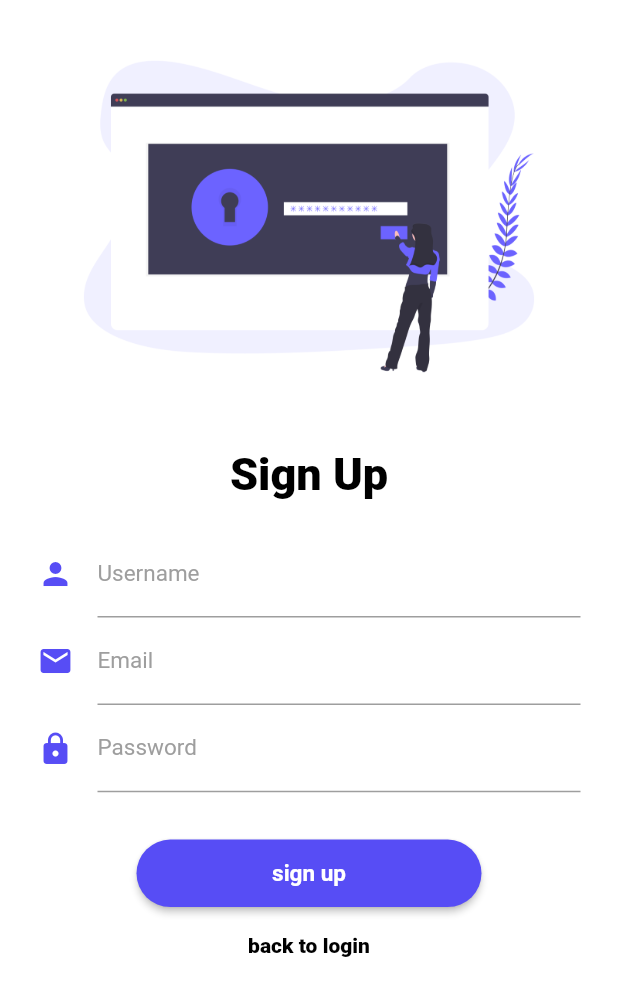
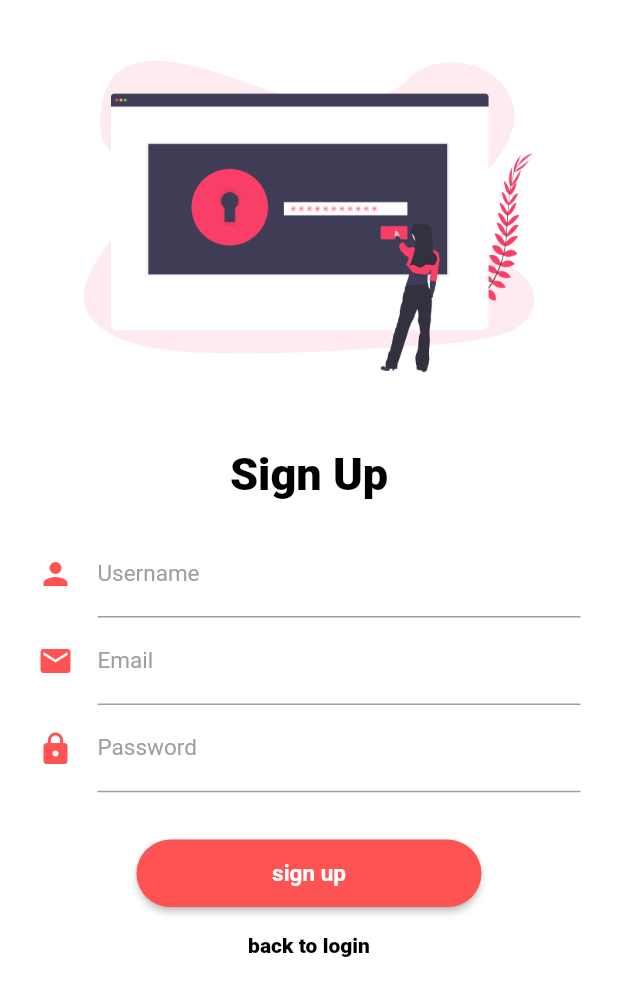
Before and after one commit to kotgire-shreyash/Airway-Companion, a Flutter app: the screen it shows after launch, after a tap on "SignUp", on a phone screen of 412 x 824 dp. Shown: the top 996 px of the screen. Run offline on Flutter 3.47's test engine with Material 2 defaults, Android fonts, the phone set to English and light mode, and no system bars; our stand-ins replace cloud_firestore, firebase_auth, firebase_core, flutter_bloc, fluttertoast, google_fonts; missing offline and left inert: flutter_animated_dialog; accounts and stored records are empty.

Commit message:
Theme Change

```diff
--- a/lib/Modules/Authentication/Screens/LoginScreen/login_screen.dart
+++ b/lib/Modules/Authentication/Screens/LoginScreen/login_screen.dart
@@ -142,12 +142,12 @@ class _LoginPageViewState extends State<LoginPageView> {
                 fontFamily: _latoFontFamily),
             hintStyle: TextStyle(
                 color: Colors.grey.shade300, fontFamily: _latoFontFamily),
-            focusedBorder: const UnderlineInputBorder(
+            focusedBorder: UnderlineInputBorder(
                 borderSide:
-                    BorderSide(color: CustomColors.lightPurple, width: 2.5)),
-            icon: const Icon(
+                    BorderSide(color: CustomColors.loginSwatch, width: 2.5)),
+            icon: Icon(
               Icons.person,
-              color: Color.fromRGBO(87, 77, 245, 2),
+              color: CustomColors.loginSwatch,
             ),
           ),
           validator: (value) {
@@ -180,12 +180,12 @@ class _LoginPageViewState extends State<LoginPageView> {
                 fontFamily: _latoFontFamily),
             hintStyle: TextStyle(
                 color: Colors.grey.shade300, fontFamily: _latoFontFamily),
-            focusedBorder: const UnderlineInputBorder(
+            focusedBorder: UnderlineInputBorder(
                 borderSide:
-                    BorderSide(color: CustomColors.lightPurple, width: 2.5)),
-            icon: const Icon(
+                    BorderSide(color: CustomColors.loginSwatch, width: 2.5)),
+            icon: Icon(
               Icons.lock,
-              color: Color.fromRGBO(87, 77, 245, 2),
+              color: CustomColors.loginSwatch,
             ),
           ),
           validator: (value) {
@@ -217,12 +217,12 @@ class _LoginPageViewState extends State<LoginPageView> {
                 fontFamily: _latoFontFamily),
             hintStyle: TextStyle(
                 color: Colors.grey.shade300, fontFamily: _latoFontFamily),
-            focusedBorder: const UnderlineInputBorder(
+            focusedBorder: UnderlineInputBorder(
                 borderSide:
-                    BorderSide(color: CustomColors.lightPurple, width: 2.5)),
-            icon: const Icon(
+                    BorderSide(color: CustomColors.loginSwatch, width: 2.5)),
+            icon: Icon(
               Icons.mail,
-              color: Color.fromRGBO(87, 77, 245, 2),
+              color: CustomColors.loginSwatch,
             ),
           ),
           validator: (value) {
@@ -248,7 +248,7 @@ class _LoginPageViewState extends State<LoginPageView> {
             fontSize: 15,
             fontWeight: FontWeight.w900,
             fontFamily: _latoFontFamily,
-            color: const Color.fromRGBO(95, 77, 250, 2)),
+            color: CustomColors.loginSwatch),
       ),
     );
   }
@@ -256,7 +256,7 @@ class _LoginPageViewState extends State<LoginPageView> {
 //? Login Screen Image
   Widget _loginIndicatorImage() {
     return Image.asset(
-      "assets/images/login_image_purple.png",
+      "assets/images/login_image_persian_blue.png",
       fit: BoxFit.cover,
     );
   }
@@ -277,7 +277,7 @@ class _LoginPageViewState extends State<LoginPageView> {
           child: Text(
             "SignUp",
             style: TextStyle(
-                color: const Color.fromRGBO(95, 77, 250, 2),
+                color: CustomColors.loginSwatch,
                 fontFamily: _latoBoldFontFamily,
                 fontWeight: FontWeight.w900),
           ),
--- a/lib/Modules/Authentication/Screens/SignUpScreen/signup_screen.dart
+++ b/lib/Modules/Authentication/Screens/SignUpScreen/signup_screen.dart
@@ -2,6 +2,7 @@ import 'package:airwaycompanion/Logic/Bloc/AuthenticationBloc/signup_bloc.dart';
 import 'package:airwaycompanion/Modules/Authentication/Events/signup_events.dart';
 import 'package:airwaycompanion/Modules/Authentication/Screens/SignUpScreen/signup_states.dart';
 import 'package:airwaycompanion/Modules/Authentication/Widgets/signup_button.dart';
+import 'package:airwaycompanion/Modules/General%20Widgets/colors.dart';
 import 'package:airwaycompanion/Modules/General%20Widgets/toast.dart';
 import 'package:flutter/cupertino.dart';
 import 'package:flutter/material.dart';
@@ -120,9 +121,9 @@ class _SignUpPageViewState extends State<SignUpPageView> {
         hintStyle: TextStyle(color: Colors.grey.shade300),
         focusedBorder: const UnderlineInputBorder(
             borderSide: BorderSide(color: Colors.deepPurpleAccent, width: 2.5)),
-        icon: const Icon(
+        icon: Icon(
           Icons.person,
-          color: Color.fromRGBO(87, 77, 245, 2),
+          color: CustomColors.signupSwatch,
         ),
       ),
       validator: (value) {
@@ -147,9 +148,9 @@ class _SignUpPageViewState extends State<SignUpPageView> {
         hintStyle: TextStyle(color: Colors.grey.shade300),
         focusedBorder: const UnderlineInputBorder(
             borderSide: BorderSide(color: Colors.deepPurpleAccent, width: 2.5)),
-        icon: const Icon(
+        icon: Icon(
           Icons.lock,
-          color: Color.fromRGBO(87, 77, 245, 2),
+          color: CustomColors.signupSwatch,
         ),
       ),
       validator: (value) {
@@ -173,9 +174,9 @@ class _SignUpPageViewState extends State<SignUpPageView> {
         hintStyle: TextStyle(color: Colors.grey.shade300),
         focusedBorder: const UnderlineInputBorder(
             borderSide: BorderSide(color: Colors.deepPurpleAccent, width: 2.5)),
-        icon: const Icon(
+        icon: Icon(
           Icons.mail,
-          color: Color.fromRGBO(87, 77, 245, 2),
+          color: CustomColors.signupSwatch,
         ),
       ),
       validator: (value) {
@@ -192,7 +193,7 @@ class _SignUpPageViewState extends State<SignUpPageView> {
 //? Login Screen Image
   Widget _signUpIndicatorImage() {
     return Image.asset(
-      "assets/images/signup_purple.png",
+      "assets/images/signup_red_accent200.png",
       fit: BoxFit.cover,
     );
   }
--- a/lib/Modules/Authentication/Widgets/login_button.dart
+++ b/lib/Modules/Authentication/Widgets/login_button.dart
@@ -44,7 +44,7 @@ class _LoginButtonState extends State<LoginButton> {
                 Radius.elliptical(30, 30),
               ),
             ),
-            backgroundColor: const Color.fromRGBO(87, 77, 245, 2),
+            backgroundColor: Colors.blue.shade900,
             // shape: const StadiumBorder(),
           ),
           onPressed: () async {
--- a/lib/Modules/Authentication/Widgets/signup_button.dart
+++ b/lib/Modules/Authentication/Widgets/signup_button.dart
@@ -1,6 +1,7 @@
 import 'package:airwaycompanion/Logic/Bloc/AuthenticationBloc/signup_bloc.dart';
 import 'package:airwaycompanion/Modules/Authentication/Events/signup_events.dart';
 import 'package:airwaycompanion/Modules/Authentication/Screens/SignUpScreen/signup_states.dart';
+import 'package:airwaycompanion/Modules/General%20Widgets/colors.dart';
 import 'package:flutter/material.dart';
 import 'package:flutter_bloc/flutter_bloc.dart';
 
@@ -43,7 +44,7 @@ class _SignUpButtonState extends State<SignUpButton> {
                 Radius.elliptical(30, 30),
               ),
             ),
-            backgroundColor: const Color.fromRGBO(87, 77, 245, 2),
+            backgroundColor: CustomColors.signupSwatch,
             // shape: const StadiumBorder(),
           ),
           onPressed: () {
--- a/lib/Modules/General Widgets/colors.dart
+++ b/lib/Modules/General Widgets/colors.dart
@@ -3,4 +3,6 @@ import 'package:flutter/material.dart';
 class CustomColors {
   static const Color lightPurple = Color.fromRGBO(108, 99, 255, 1);
   static const Color cyan = Color.fromRGBO(99, 228, 255, 1);
+  static Color loginSwatch = Colors.blue.shade900;
+  static Color signupSwatch = Colors.redAccent.shade200;
 }
```
Also changed, not shown: assets/images/login_image_persian_blue.png (added), assets/images/signup_red_accent200.png (added).
